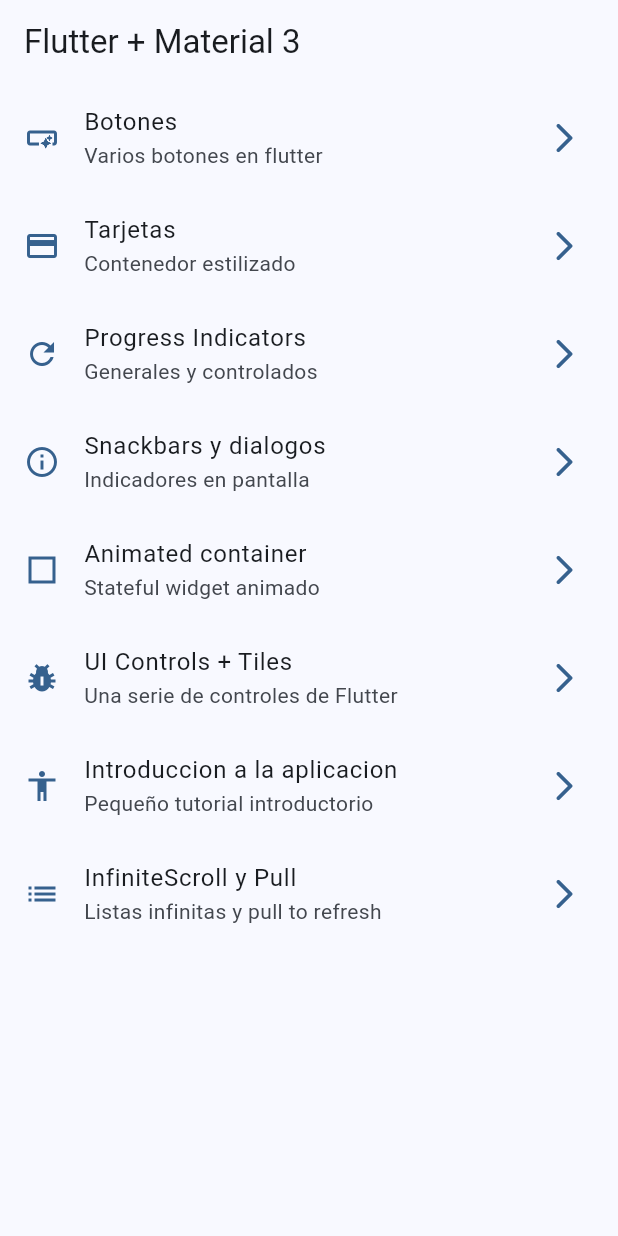
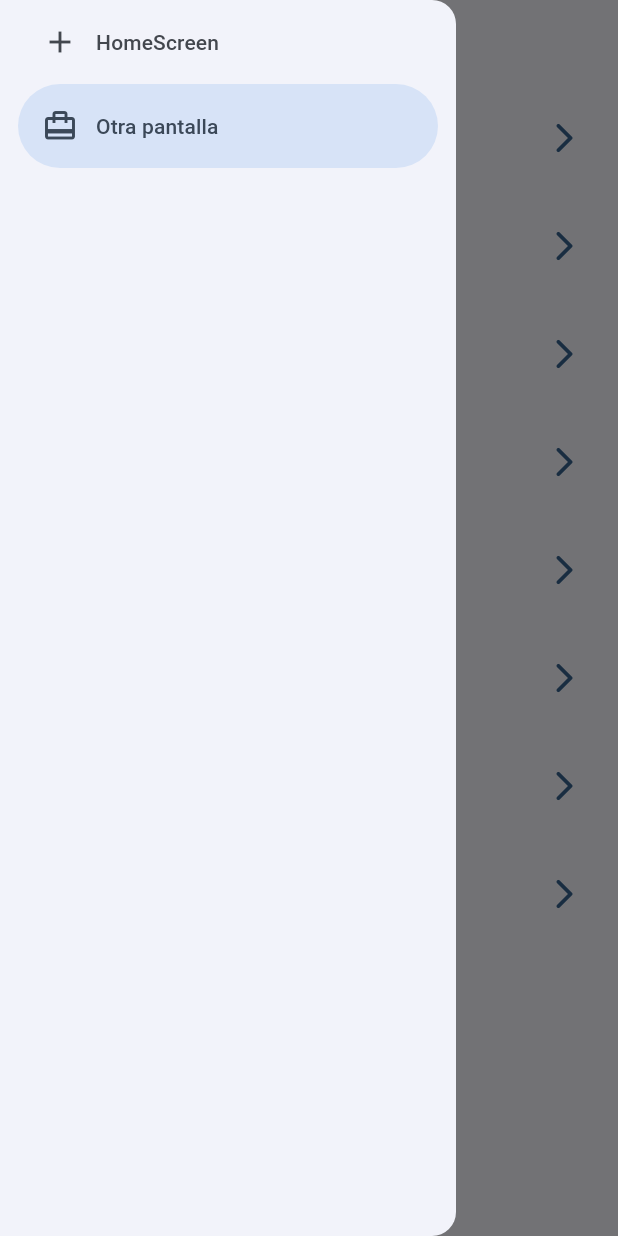
Before and after one commit to alvag/widgets_app_flutter, a Flutter app: the screen it shows after launch, with the side drawer open (before the commit the screen has no drawer), on a phone screen of 412 x 824 dp. Run offline on Flutter 3.47's test engine with Material 2 defaults, Android fonts, the phone set to English and light mode, and no system bars; our stand-ins replace animate_do, go_router.

```diff
--- a/lib/presentation/screens/home/home_screen.dart
+++ b/lib/presentation/screens/home/home_screen.dart
@@ -1,6 +1,7 @@
 import 'package:flutter/material.dart';
 import 'package:go_router/go_router.dart';
 import 'package:widgets_app/config/menu/menu_items.dart';
+import 'package:widgets_app/presentation/widgets/side_menu.dart';
 
 class HomeScreen extends StatelessWidget {
   static const routeName = 'home_screen';
@@ -10,10 +11,12 @@ class HomeScreen extends StatelessWidget {
   @override
   Widget build(BuildContext context) {
     return Scaffold(
-        appBar: AppBar(
-          title: const Text('Flutter + Material 3'),
-        ),
-        body: const _HomeView());
+      appBar: AppBar(
+        title: const Text('Flutter + Material 3'),
+      ),
+      body: const _HomeView(),
+      drawer: const SideMenu(),
+    );
   }
 }
 
--- /dev/null
+++ b/lib/presentation/widgets/side_menu.dart
@@ -0,0 +1,34 @@
+import 'package:flutter/material.dart';
+
+class SideMenu extends StatefulWidget {
+  const SideMenu({super.key});
+
+  @override
+  State<SideMenu> createState() => _SideMenuState();
+}
+
+class _SideMenuState extends State<SideMenu> {
+  int navDrawerIndex = 1;
+
+  @override
+  Widget build(BuildContext context) {
+    return NavigationDrawer(
+      selectedIndex: navDrawerIndex,
+      onDestinationSelected: (index) {
+        setState(() {
+          navDrawerIndex = index;
+        });
+      },
+      children: const [
+        NavigationDrawerDestination(
+          icon: Icon(Icons.add),
+          label: Text("HomeScreen"),
+        ),
+        NavigationDrawerDestination(
+          icon: Icon(Icons.card_travel),
+          label: Text("Otra pantalla"),
+        )
+      ],
+    );
+  }
+}
```
